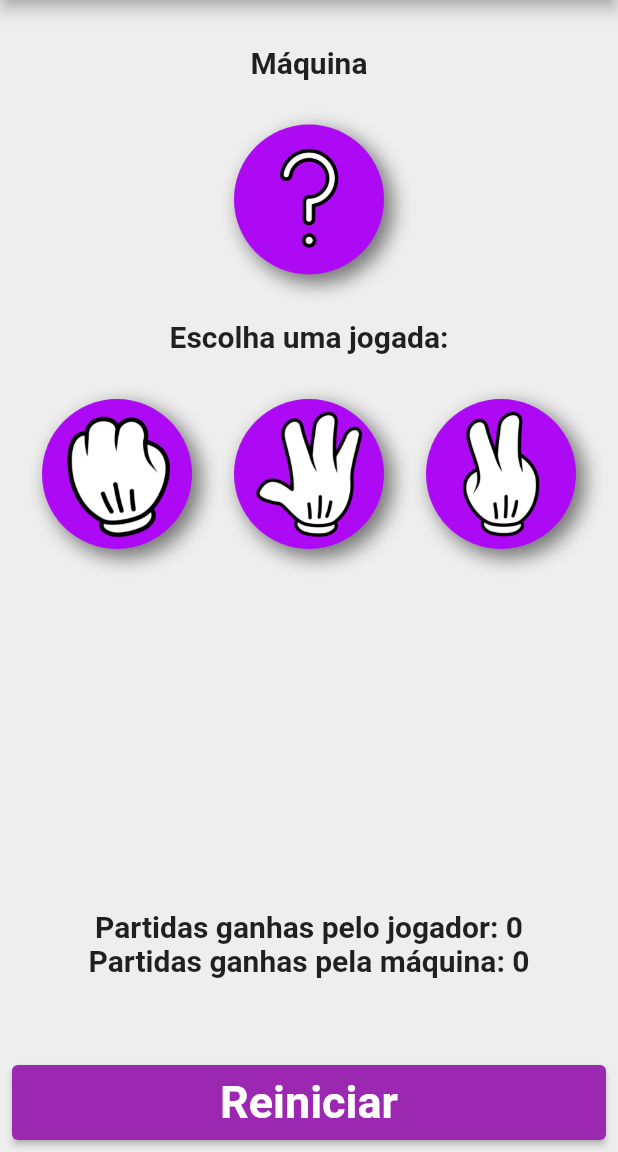
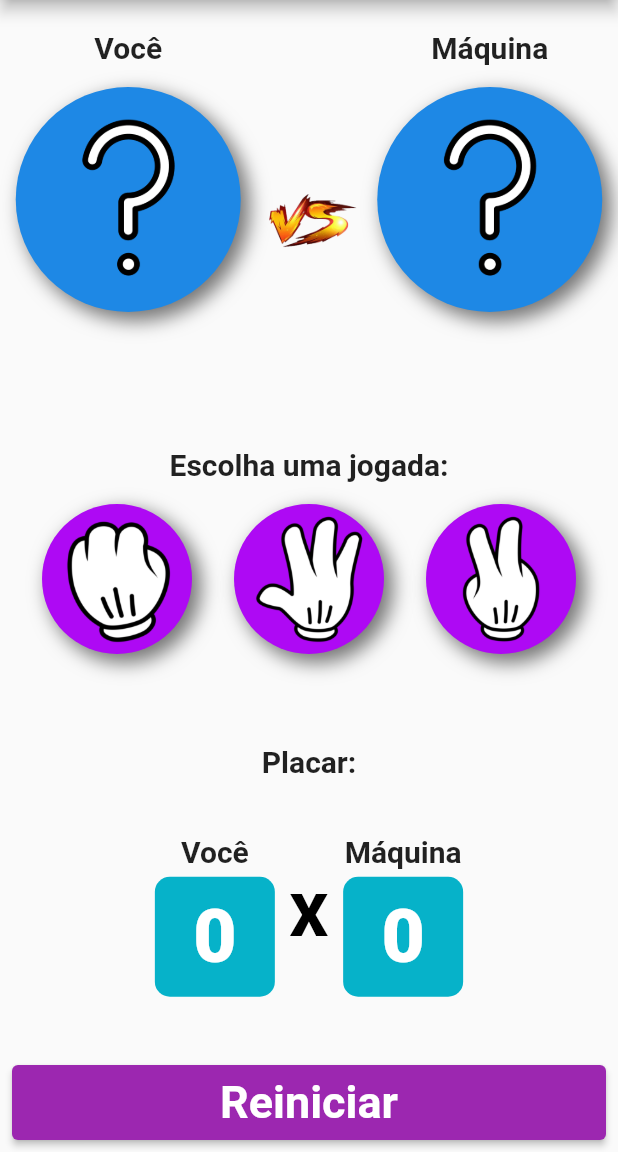
Before and after one commit to LeonMesquita/PROG4-aval1-Jokenpo, a Flutter app: the screen it shows after launch, after a tap on the "play circle" icon, on a phone screen of 412 x 824 dp, the part 84-1236 px from its top. Run offline on Flutter 3.47's test engine with Material 2 defaults, Android fonts, the phone set to English and light mode, and no system bars.

Commit message:
refatoração

```diff
--- a/lib/constants.dart
+++ b/lib/constants.dart
@@ -23,5 +23,5 @@ const kDefeatMessage = "Você perdeu! :(";
 const kVictoryMessage = "Você venceu! :)";
 
 const kActiveColor = Color(0xff12f70e);
-//const kStandardColor = Colors.purple;
 const kStandardColor = Color(0xffae09f4);
+const kPlacarColor = Color.fromARGB(255, 6, 178, 201);
--- a/lib/screens/game_screen.dart
+++ b/lib/screens/game_screen.dart
@@ -3,6 +3,8 @@ import 'package:flutter/src/foundation/key.dart';
 import 'package:flutter/src/widgets/framework.dart';
 import 'package:prog4_aval1_jokenpo/constants.dart';
 import 'package:prog4_aval1_jokenpo/models/player.dart';
+import 'package:prog4_aval1_jokenpo/widgets/placar_card.dart';
+import 'package:prog4_aval1_jokenpo/widgets/versus_cards.dart';
 import 'dart:math';
 
 import '../widgets/play_button.dart';
@@ -19,6 +21,8 @@ class _GameScreenState extends State<GameScreen> {
   Player player = Player();
   Player machine = Player();
   String machineImage = kInterrogImage;
+  String playerImage = kInterrogImage;
+
   String machineLabel = kMachineLabel;
   String playerLabel = kPlayerLabel;
   String selectedButton = "";
@@ -27,7 +31,7 @@ class _GameScreenState extends State<GameScreen> {
     String selectedPlay = setPlayName(play);
     setState(() {
       selectedButton = play;
-
+      playerImage = play;
       player.setPlay(selectedPlay);
       setMachinePlay();
       machineLabel = "Escolha do app:";
@@ -94,6 +98,7 @@ class _GameScreenState extends State<GameScreen> {
       machineLabel = kMachineLabel;
       playerLabel = kPlayerLabel;
       machineImage = kInterrogImage;
+      playerImage = kInterrogImage;
       selectedButton = "";
     });
   }
@@ -102,21 +107,12 @@ class _GameScreenState extends State<GameScreen> {
   Widget build(BuildContext context) {
     var size = MediaQuery.of(context).size;
     return Scaffold(
-      backgroundColor: Colors.grey.shade200,
       appBar: AppBar(
         title: const Text('jokenpô'),
       ),
       body: Column(
         children: [
-          Padding(
-            padding: const EdgeInsets.only(top: 30),
-            child: Text(
-              machineLabel,
-              style: kGameTextStyle,
-            ),
-          ),
-          playButton(
-              imagePath: machineImage, ontap: () {}, color: kStandardColor),
+          versusCards(playerImage: playerImage, machineImage: machineImage),
           Text(
             playerLabel,
             style: kGameTextStyle,
@@ -152,19 +148,15 @@ class _GameScreenState extends State<GameScreen> {
           ),
           Expanded(
             child: Column(
-              mainAxisAlignment: MainAxisAlignment.end,
+              mainAxisAlignment: MainAxisAlignment.spaceBetween,
               children: [
-                Text(
-                  'Partidas ganhas pelo jogador: ${player.getPoints()}',
+                const Text(
+                  'Placar:',
                   style: kGameTextStyle,
                 ),
-                Text(
-                  'Partidas ganhas pela máquina: ${machine.getPoints()}',
-                  style: kGameTextStyle,
-                ),
-                const SizedBox(
-                  height: 50,
-                ),
+                placarCards(
+                    playerScore: player.getPoints(),
+                    machineScore: machine.getPoints()),
                 Padding(
                   padding: const EdgeInsets.all(8.0),
                   child: SizedBox(
--- /dev/null
+++ b/lib/widgets/placar_card.dart
@@ -0,0 +1,53 @@
+import 'package:flutter/material.dart';
+import 'package:prog4_aval1_jokenpo/constants.dart';
+
+Widget placarCards({required playerScore, required machineScore}) {
+  return Row(
+    crossAxisAlignment: CrossAxisAlignment.center,
+    mainAxisAlignment: MainAxisAlignment.center,
+    children: [
+      card(text: 'Você', score: playerScore),
+      const Padding(
+        padding: EdgeInsets.only(left: 10, right: 10),
+        child: Text(
+          'X',
+          style: TextStyle(
+            fontSize: 40,
+            fontWeight: FontWeight.w900,
+            color: Colors.black,
+          ),
+        ),
+      ),
+      card(text: 'Máquina', score: machineScore),
+    ],
+  );
+}
+
+Widget card({required String text, required String score}) {
+  return Column(
+    children: [
+      Padding(
+        padding: const EdgeInsets.only(bottom: 5),
+        child: Text(text, style: kGameTextStyle),
+      ),
+      Container(
+        decoration: BoxDecoration(
+          color: kPlacarColor,
+          borderRadius: BorderRadius.circular(10),
+        ),
+        height: 80,
+        width: 80,
+        child: Center(
+          child: Text(
+            score,
+            style: const TextStyle(
+              fontSize: 50,
+              fontWeight: FontWeight.w900,
+              color: Colors.white,
+            ),
+          ),
+        ),
+      )
+    ],
+  );
+}
--- a/lib/widgets/play_button.dart
+++ b/lib/widgets/play_button.dart
@@ -2,14 +2,18 @@ import 'package:flutter/material.dart';
 import 'package:prog4_aval1_jokenpo/constants.dart';
 
 Widget playButton(
-    {required String imagePath, required Function() ontap, Color? color}) {
+    {required String imagePath,
+    required Function() ontap,
+    Color? color,
+    double? width,
+    double? height}) {
   return Padding(
-    padding: const EdgeInsets.only(top: 30, bottom: 30),
+    padding: const EdgeInsets.only(top: 15, bottom: 60),
     child: GestureDetector(
       onTap: ontap,
       child: Container(
-        width: 100,
-        height: 100,
+        width: width != null ? width : 100,
+        height: height != null ? height : 100,
         decoration: BoxDecoration(
           shape: BoxShape.circle,
           color: color,
--- /dev/null
+++ b/lib/widgets/versus_cards.dart
@@ -0,0 +1,37 @@
+import 'package:flutter/material.dart';
+import 'package:prog4_aval1_jokenpo/constants.dart';
+
+import 'play_button.dart';
+
+Widget versusCards(
+    {required String playerImage, required String machineImage}) {
+  return Row(
+    mainAxisAlignment: MainAxisAlignment.spaceEvenly,
+    children: [
+      cardWidget(playerImage, 'Você'),
+      SizedBox(
+        width: 70,
+        child: Image.asset('assets/images/vs.png'),
+      ),
+      cardWidget(machineImage, 'Máquina'),
+    ],
+  );
+}
+
+Widget cardWidget(image, player) {
+  return Padding(
+    padding: const EdgeInsets.only(top: 20, bottom: 30),
+    child: Column(
+      children: [
+        Text(player, style: kGameTextStyle),
+        playButton(
+          imagePath: image,
+          ontap: () {},
+          color: Colors.blue.shade600,
+          width: 150,
+          height: 150,
+        ),
+      ],
+    ),
+  );
+}
```
Also changed, not shown: assets/images/interrog2.png (deleted), assets/images/interrog3.jpg (deleted), assets/images/interrog4.png (deleted), assets/images/vs.png (added).
